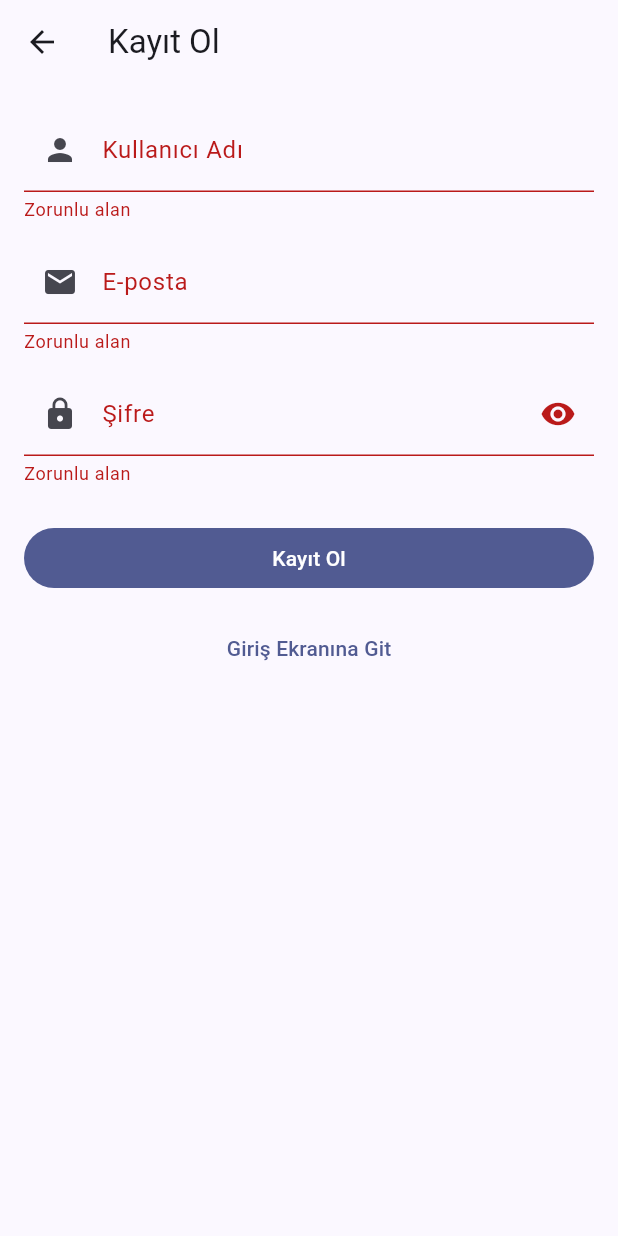
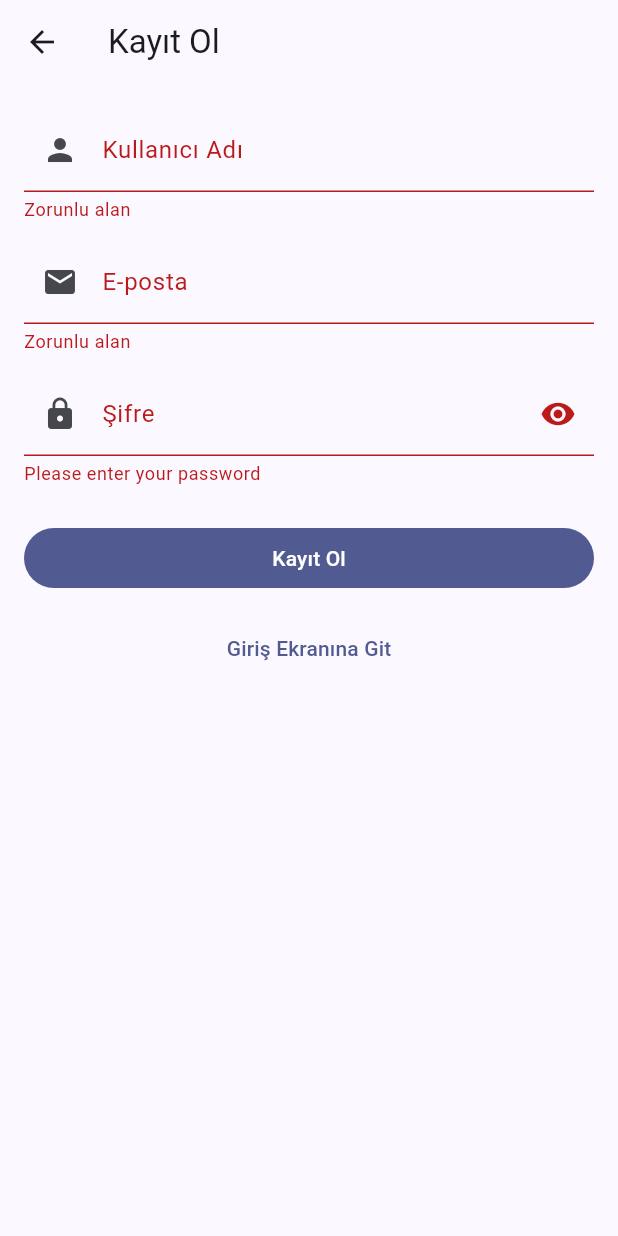
Before and after one commit to mg-teamsoft/fis-app-flutter, a Flutter app: the RegisterPage screen opened by its route, after a tap on "Kayıt Ol", on a phone screen of 412 x 824 dp. Run offline on Flutter 3.47's test engine with Material 3 defaults, Android fonts, the light colour scheme and no system bars; our stand-ins replace dio, flutter_secure_storage, image_picker, open_filex, permission_handler; accounts and stored records are empty.

Commit message:
added password regexp rules on registration flow

```diff
--- a/lib/pages/register_page.dart
+++ b/lib/pages/register_page.dart
@@ -19,17 +19,33 @@ class _RegisterPageState extends State<RegisterPage> {
 
   final _auth = AuthService();
 
-  String? _req(String? v) => (v == null || v.trim().isEmpty) ? 'Zorunlu alan' : null;
+  String? _req(String? v) =>
+      (v == null || v.trim().isEmpty) ? 'Zorunlu alan' : null;
   String? _email(String? v) {
     if (v == null || v.trim().isEmpty) return 'Zorunlu alan';
     final ok = RegExp(r'^[^\s@]+@[^\s@]+\.[^\s@]+$').hasMatch(v.trim());
     return ok ? null : 'E-posta adresi geçersiz';
+  }
+
+  String? validatePassword(String? value) {
+    final regex =
+        RegExp(r'^(?=.*[a-z])(?=.*[A-Z])(?=.*\d)(?=.*[^a-zA-Z0-9]).{8,}$');
+
+    if (value == null || value.isEmpty) {
+      return 'Please enter your password';
+    } else if (!regex.hasMatch(value)) {
+      return 'Use min 8 chars, at least (1 uppercase & 1 lowercase & 1 number & 1 special) char.';
     }
+    return null;
+  }
 
   Future<void> _onRegister() async {
     if (!_formKey.currentState!.validate()) return;
 
-    setState(() { _loading = true; _error = null; });
+    setState(() {
+      _loading = true;
+      _error = null;
+    });
 
     final res = await _auth.register(
       userName: _userCtrl.text,
@@ -103,35 +119,38 @@ class _RegisterPageState extends State<RegisterPage> {
                     labelText: 'Şifre',
                     prefixIcon: const Icon(Icons.lock),
                     suffixIcon: IconButton(
-                      icon: Icon(_obscure ? Icons.visibility : Icons.visibility_off),
+                      icon: Icon(
+                          _obscure ? Icons.visibility : Icons.visibility_off),
                       onPressed: () => setState(() => _obscure = !_obscure),
                     ),
                   ),
                   obscureText: _obscure,
-                  validator: (v) {
-                    if (v == null || v.isEmpty) return 'Zorunlu alan';
-                    if (v.length < 6) return 'En az 6 karakter';
-                    return null;
-                  },
+                  validator: validatePassword,
                   onFieldSubmitted: (_) => _onRegister(),
                   autofillHints: const [AutofillHints.newPassword],
                 ),
                 const SizedBox(height: 16),
                 if (_error != null)
-                  Text(_error!, style: theme.textTheme.bodyMedium?.copyWith(color: theme.colorScheme.error)),
+                  Text(_error!,
+                      style: theme.textTheme.bodyMedium
+                          ?.copyWith(color: theme.colorScheme.error)),
                 const SizedBox(height: 8),
                 SizedBox(
                   width: double.infinity,
                   child: FilledButton(
                     onPressed: _loading ? null : _onRegister,
                     child: _loading
-                        ? const SizedBox(height: 18, width: 18, child: CircularProgressIndicator(strokeWidth: 2))
+                        ? const SizedBox(
+                            height: 18,
+                            width: 18,
+                            child: CircularProgressIndicator(strokeWidth: 2))
                         : const Text('Kayıt Ol'),
                   ),
                 ),
                 const SizedBox(height: 12),
                 TextButton(
-                  onPressed: () => Navigator.of(context).pushReplacementNamed('/login'),
+                  onPressed: () =>
+                      Navigator.of(context).pushReplacementNamed('/login'),
                   child: const Text('Giriş Ekranına Git'),
                 ),
               ],
```
